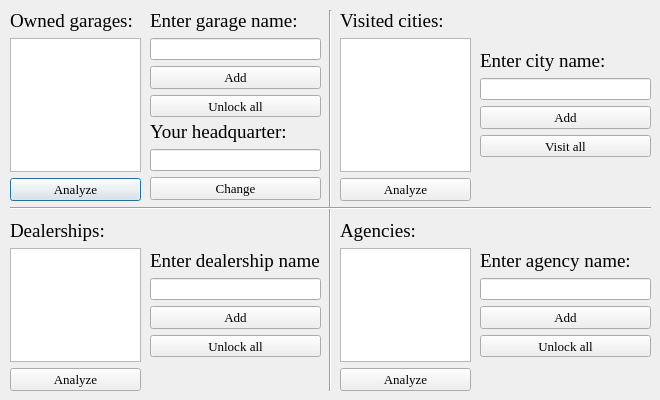
First picture: the form in src/second_form.ui, repository JDM170/SaveWizard, before the edit.
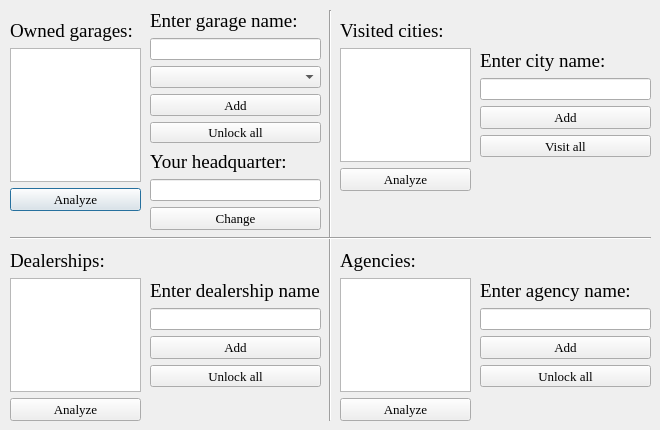
Second picture: the form after the edit.

```diff
--- a/src/second_form.ui
+++ b/src/second_form.ui
@@ -2,16 +2,24 @@
 <ui version="4.0">
  <class>SecondWindow</class>
  <widget class="QDialog" name="SecondWindow">
+  <property name="geometry">
+   <rect>
+    <x>0</x>
+    <y>0</y>
+    <width>660</width>
+    <height>430</height>
+   </rect>
+  </property>
   <property name="minimumSize">
    <size>
     <width>660</width>
-    <height>400</height>
+    <height>430</height>
    </size>
   </property>
   <property name="maximumSize">
    <size>
     <width>660</width>
-    <height>400</height>
+    <height>430</height>
    </size>
   </property>
   <property name="windowTitle">
@@ -21,7 +29,7 @@
    <property name="geometry">
     <rect>
      <x>10</x>
-     <y>10</y>
+     <y>20</y>
      <width>131</width>
      <height>191</height>
     </rect>
@@ -66,9 +74,9 @@
    <property name="geometry">
     <rect>
      <x>340</x>
-     <y>10</y>
+     <y>20</y>
      <width>131</width>
-     <height>191</height>
+     <height>171</height>
     </rect>
    </property>
    <layout class="QGridLayout" name="cities_layout">
@@ -111,7 +119,7 @@
    <property name="geometry">
     <rect>
      <x>10</x>
-     <y>220</y>
+     <y>250</y>
      <width>131</width>
      <height>171</height>
     </rect>
@@ -152,7 +160,7 @@
    <property name="geometry">
     <rect>
      <x>340</x>
-     <y>220</y>
+     <y>250</y>
      <width>131</width>
      <height>171</height>
     </rect>
@@ -195,7 +203,7 @@
      <x>320</x>
      <y>10</y>
      <width>20</width>
-     <height>381</height>
+     <height>411</height>
     </rect>
    </property>
    <property name="orientation">
@@ -206,7 +214,7 @@
    <property name="geometry">
     <rect>
      <x>10</x>
-     <y>200</y>
+     <y>230</y>
      <width>641</width>
      <height>16</height>
     </rect>
@@ -221,11 +229,11 @@
      <x>150</x>
      <y>10</y>
      <width>171</width>
-     <height>107</height>
+     <height>133</height>
     </rect>
    </property>
    <layout class="QGridLayout" name="add_garage">
-    <item row="2" column="0">
+    <item row="3" column="0">
      <widget class="QPushButton" name="garage_add">
       <property name="font">
        <font>
@@ -241,7 +249,7 @@
     <item row="1" column="0">
      <widget class="QLineEdit" name="garage_lineedit"/>
     </item>
-    <item row="3" column="0">
+    <item row="4" column="0">
      <widget class="QPushButton" name="garage_unlock_all">
       <property name="font">
        <font>
@@ -267,6 +275,9 @@
       </property>
      </widget>
     </item>
+    <item row="2" column="0">
+     <widget class="QComboBox" name="garage_size"/>
+    </item>
    </layout>
   </widget>
   <widget class="QWidget" name="gridLayoutWidget_3">
@@ -327,7 +338,7 @@
    <property name="geometry">
     <rect>
      <x>150</x>
-     <y>250</y>
+     <y>280</y>
      <width>171</width>
      <height>107</height>
     </rect>
@@ -381,7 +392,7 @@
    <property name="geometry">
     <rect>
      <x>480</x>
-     <y>250</y>
+     <y>280</y>
      <width>171</width>
      <height>107</height>
     </rect>
@@ -435,7 +446,7 @@
    <property name="geometry">
     <rect>
      <x>150</x>
-     <y>120</y>
+     <y>150</y>
      <width>171</width>
      <height>80</height>
     </rect>
```
Left out of the diff: 14 changed lines with no effect on the pictures.
